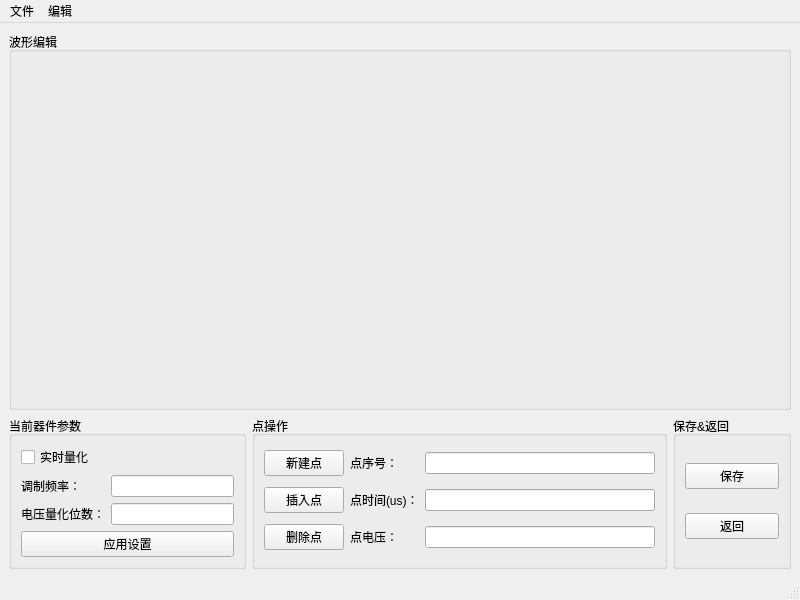
The window that windowwavedesigner.ui (zym013579/AOMController) describes before a commit, drawn with Qt 5.
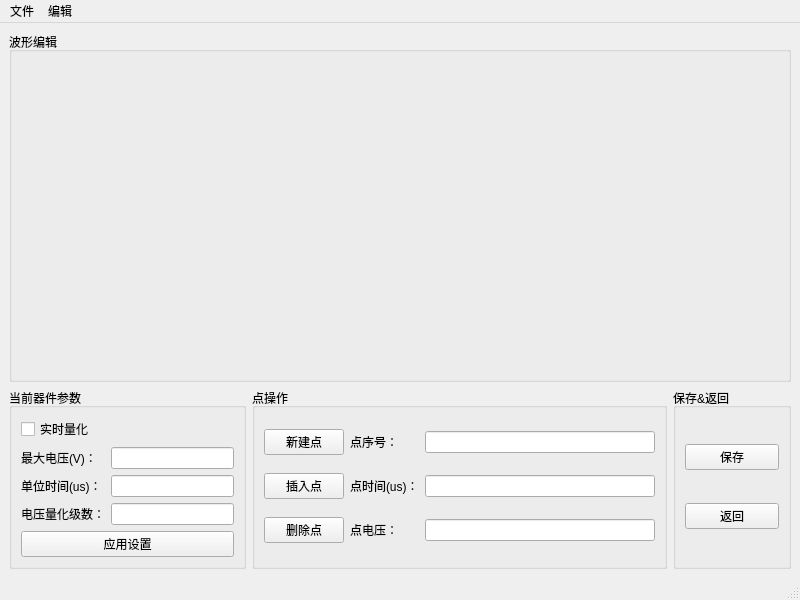
The same window after the commit. Custom widgets are drawn as their Qt base class.

What changed in the file:
```diff
--- a/windowwavedesigner.ui
+++ b/windowwavedesigner.ui
@@ -30,13 +30,13 @@
        <string>当前器件参数</string>
       </property>
       <layout class="QGridLayout" name="gridLayout_5">
-       <item row="2" column="0">
+       <item row="3" column="0">
         <widget class="QLabel" name="labelVolQuantiLevel">
          <property name="focusPolicy">
           <enum>Qt::ClickFocus</enum>
          </property>
          <property name="text">
-          <string>电压量化位数：</string>
+          <string>电压量化级数：</string>
          </property>
         </widget>
        </item>
@@ -47,19 +47,22 @@
          </property>
         </widget>
        </item>
-       <item row="1" column="0">
-        <widget class="QLabel" name="labelMinDeltaTime">
-         <property name="focusPolicy">
-          <enum>Qt::ClickFocus</enum>
-         </property>
-         <property name="text">
-          <string>调制频率：</string>
-         </property>
-        </widget>
-       </item>
-       <item row="1" column="1">
+       <item row="2" column="1">
         <widget class="QLineEdit" name="lineEditMinDeltaTime"/>
        </item>
+       <item row="3" column="1">
+        <widget class="QLineEdit" name="lineEditVolQuantiLevel"/>
+       </item>
+       <item row="2" column="0">
+        <widget class="QLabel" name="labelMinDeltaTime">
+         <property name="focusPolicy">
+          <enum>Qt::ClickFocus</enum>
+         </property>
+         <property name="text">
+          <string>单位时间(us)：</string>
+         </property>
+        </widget>
+       </item>
        <item row="0" column="0" colspan="2">
         <widget class="QCheckBox" name="checkBoxRealTimeQuanti">
          <property name="text">
@@ -67,8 +70,15 @@
          </property>
         </widget>
        </item>
-       <item row="2" column="1">
-        <widget class="QLineEdit" name="lineEditVolQuantiLevel"/>
+       <item row="1" column="0">
+        <widget class="QLabel" name="labelMaxVol">
+         <property name="text">
+          <string>最大电压(V)：</string>
+         </property>
+        </widget>
+       </item>
+       <item row="1" column="1">
+        <widget class="QLineEdit" name="lineEditMaxVol"/>
        </item>
       </layout>
      </widget>
```
Left out of the diff: 2 changed lines with no effect on the pictures.
